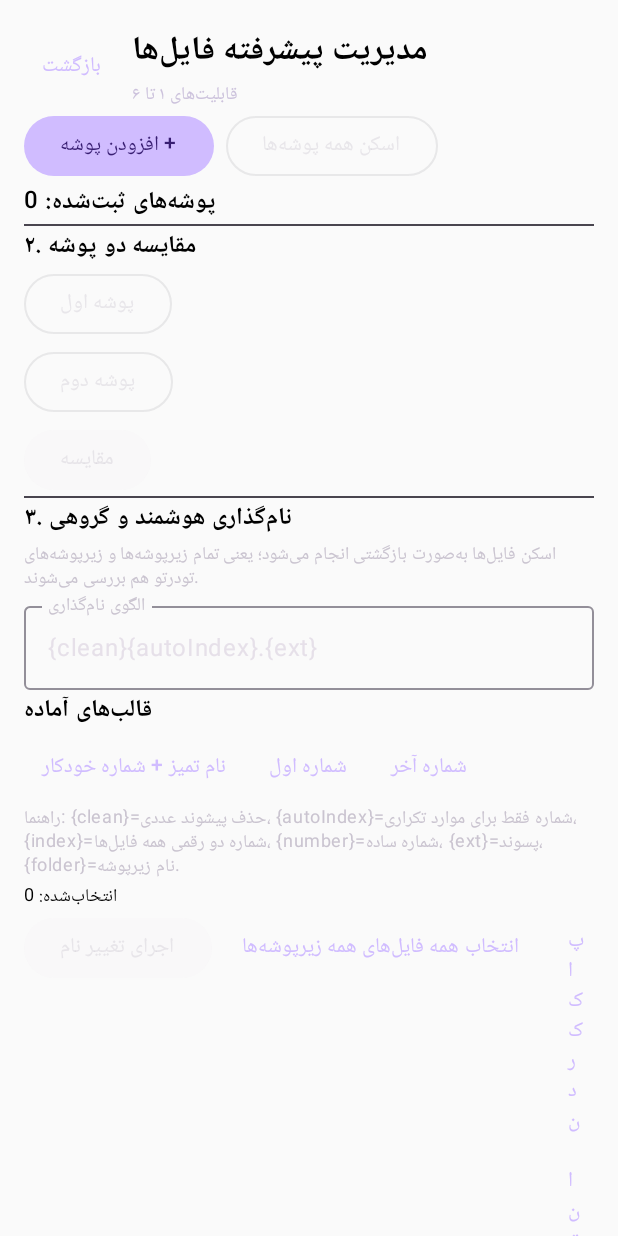
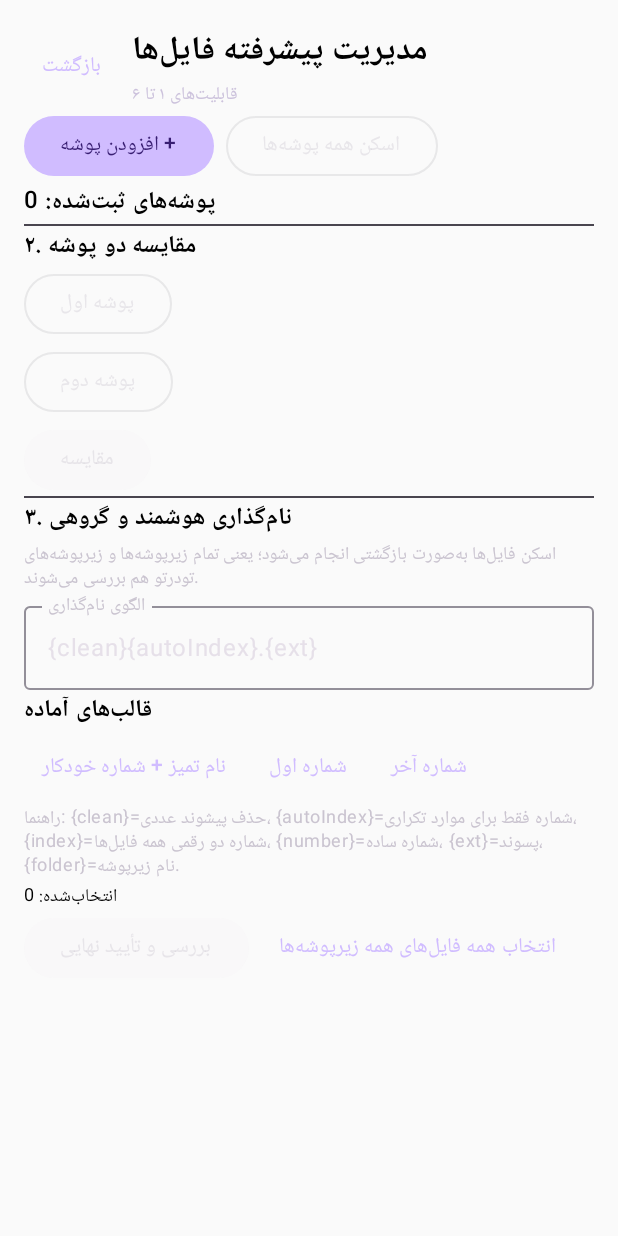
Before and after one commit to Ahmadreza82m/chatgptmulti, an Android app built with Jetpack Compose: the screen it shows after launch (FileToolsActivity), after a tap on "مدیریت فایل‌ها · قابلیت‌های ۱ تا ۶", on a phone screen of 412 x 824 dp. Run offline under Robolectric (Android 15) with nearby library versions, the phone set to English and light mode, and no system bars.

Commit message:
Add explicit confirmation before recursive batch renaming

```diff
--- a/photoflow-android/app/src/main/java/com/ahmadreza/photoflow/FileToolsActivity.kt
+++ b/photoflow-android/app/src/main/java/com/ahmadreza/photoflow/FileToolsActivity.kt
@@ -240,6 +240,7 @@ private fun FileToolsScreen(onBack: () -> Unit) {
     var comparison by remember { mutableStateOf<FolderComparison?>(null) }
     var duplicates by remember { mutableStateOf<List<List<ManagedFile>>>(emptyList()) }
     var busy by remember { mutableStateOf(false) }
+    var showRenameConfirm by remember { mutableStateOf(false) }
     val selectedFiles = files.filter { it.key in selected }
 
     val folderPicker = rememberLauncherForActivityResult(ActivityResultContracts.OpenDocumentTree()) { uri ->
@@ -352,18 +353,9 @@ private fun FileToolsScreen(onBack: () -> Unit) {
                     maxLines = 2, overflow = TextOverflow.Ellipsis)
             }
             Row(horizontalArrangement = Arrangement.spacedBy(8.dp)) {
-                Button(onClick = {
-                    scope.launch {
-                        busy = true
-                        try {
-                            val chosen = files.filter { it.key in selected }
-                            val count = FileOperations.renameBatch(context, chosen, pattern)
-                            status = "نام ${count} فایل تغییر کرد."
-                            refresh()
-                        } catch (e: Exception) { status = e.message ?: "تغییر نام ناموفق بود." }
-                        busy = false
-                    }
-                }, enabled = selected.isNotEmpty() && !busy) { Text("اجرای تغییر نام") }
+                Button(onClick = { showRenameConfirm = true }, enabled = selected.isNotEmpty() && !busy) {
+                    Text("بررسی و تأیید نهایی")
+                }
                 TextButton(onClick = { selected = files.map { it.key }.toSet() }) { Text("انتخاب همه فایل‌های همه زیرپوشه‌ها") }
                 TextButton(onClick = { selected = emptySet() }) { Text("پاک‌کردن انتخاب") }
             }
@@ -408,6 +400,33 @@ private fun FileToolsScreen(onBack: () -> Unit) {
                     }
                 }
             }
+        }
+        if (showRenameConfirm) {
+            AlertDialog(
+                onDismissRequest = { showRenameConfirm = false },
+                title = { Text("تأیید تغییر نام فایل‌ها") },
+                text = {
+                    Text("قرار است نام ${selected.size} فایل در پوشه‌ها و زیرپوشه‌های انتخاب‌شده تغییر کند. فایل‌ها جابه‌جا یا حذف نمی‌شوند. قبل از اجرا، پیش‌نمایش نام‌ها را بررسی کن.")
+                },
+                confirmButton = {
+                    TextButton(onClick = {
+                        showRenameConfirm = false
+                        scope.launch {
+                            busy = true
+                            try {
+                                val chosen = files.filter { it.key in selected }
+                                val count = FileOperations.renameBatch(context, chosen, pattern)
+                                status = "نام ${count} فایل تغییر کرد."
+                                refresh()
+                            } catch (e: Exception) { status = e.message ?: "تغییر نام ناموفق بود." }
+                            busy = false
+                        }
+                    }) { Text("تأیید و اجرا") }
+                },
+                dismissButton = {
+                    TextButton(onClick = { showRenameConfirm = false }) { Text("بازگشت") }
+                }
+            )
         }
     }
 }
```
